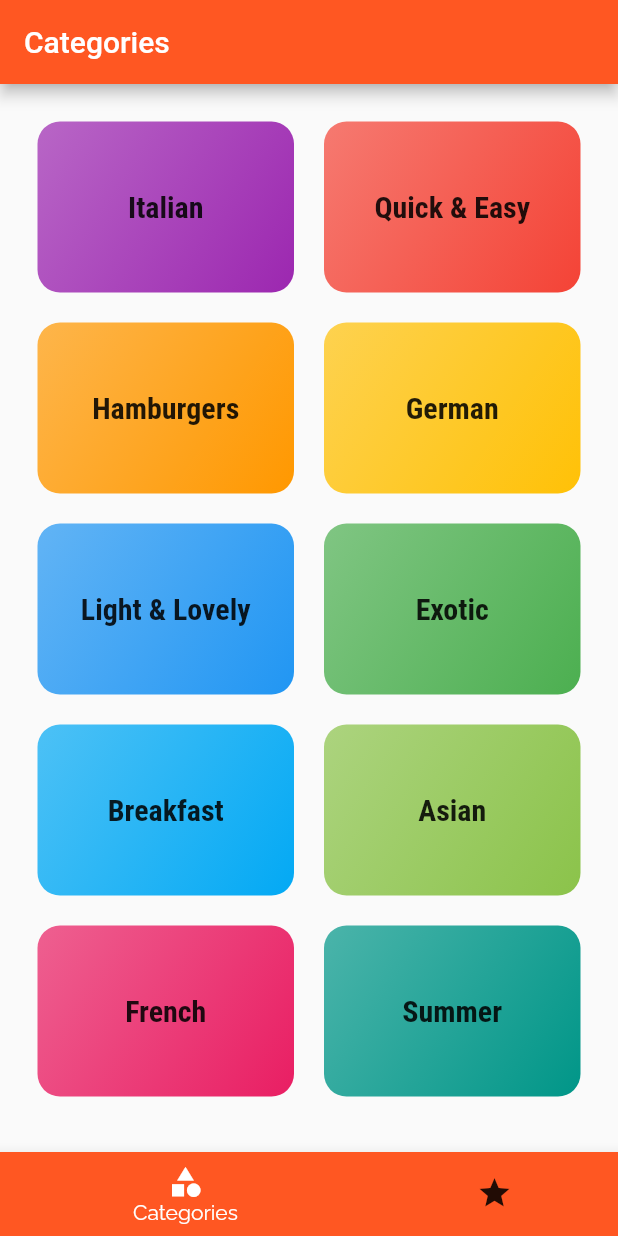
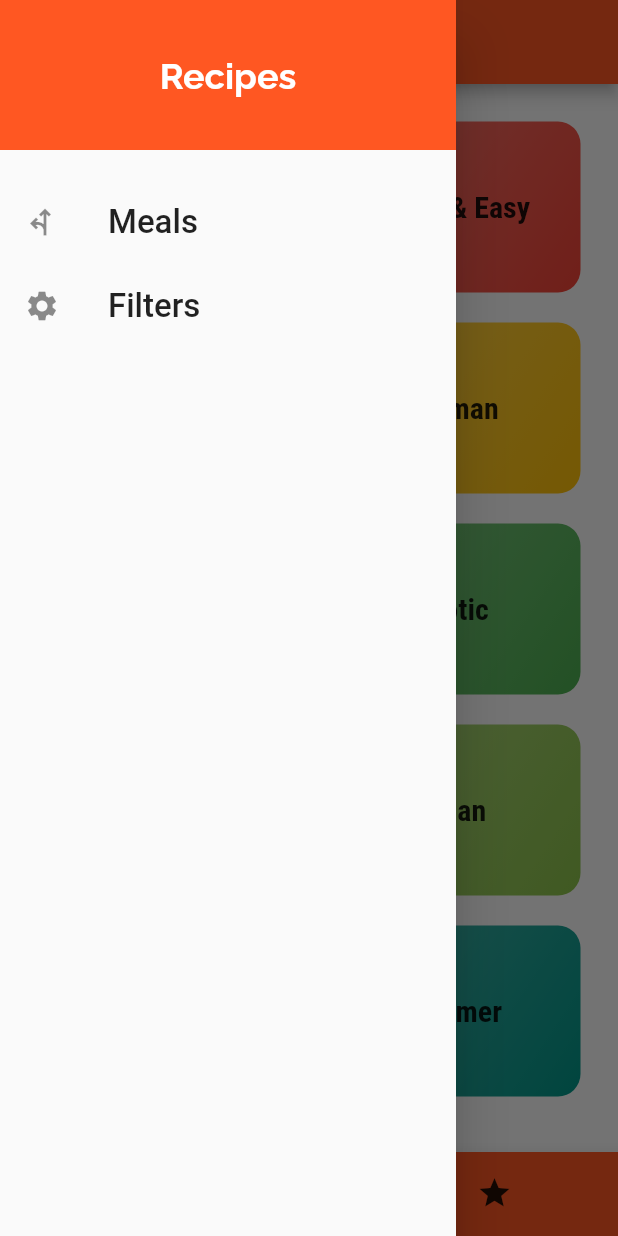
Before and after one commit to Regis-Ntwari/recipes, a Flutter app: the screen it shows after launch, with the side drawer open (before the commit the screen has no drawer), on a phone screen of 412 x 824 dp. Run offline on Flutter 3.47's test engine with Material 2 defaults, Android fonts, the phone set to English and light mode, and no system bars.

Commit message:
add drawer on screens

```diff
--- a/lib/main.dart
+++ b/lib/main.dart
@@ -1,5 +1,6 @@
 import 'package:flutter/material.dart';
 
+import './screens/filter_screen.dart';
 import './screens/tabs_screen.dart';
 import './screens/meal_detail_screen.dart';
 import './screens/category_meals_screen.dart';
@@ -32,6 +33,7 @@ class MyApp extends StatelessWidget {
       routes: {
         CategoryMeals.routeName: (context) => const CategoryMeals(),
         MealDetail.routeName: (context) => const MealDetail(),
+        FilterScreen.routeName: (context) => const FilterScreen(),
       },
       onUnknownRoute: (settings) {
         return MaterialPageRoute(
--- a/lib/screens/category_meals_screen.dart
+++ b/lib/screens/category_meals_screen.dart
@@ -17,7 +17,8 @@ class CategoryMeals extends StatelessWidget {
     final categoryMeals = DUMMY_MEALS.where((recipe) {
       return recipe.categories.contains(categoryId);
     }).toList();
-    return Scaffold(
+    return SafeArea(
+      child: Scaffold(
         appBar: AppBar(
             title: Text(
           categoryTitle!,
@@ -34,6 +35,7 @@ class CategoryMeals extends StatelessWidget {
           },
           itemCount: categoryMeals.length,
         ),
+      ),
     );
   }
 }
--- a/lib/screens/tabs_screen.dart
+++ b/lib/screens/tabs_screen.dart
@@ -2,6 +2,8 @@ import 'package:flutter/material.dart';
 
 import './categories_screen.dart';
 import './favorites_screen.dart';
+
+import '../widgets/drawer_side.dart';
 
 class TabsScreen extends StatefulWidget {
   const TabsScreen({super.key});
@@ -26,8 +28,10 @@ class _TabsScreenState extends State<TabsScreen> {
 
   @override
   Widget build(BuildContext context) {
-    return Scaffold(
+    return SafeArea(
+      child: Scaffold(
         appBar: AppBar(title: _screens[_selectedPageIndex]['title'] as Widget),
+        drawer: const DrawerSide(),
         body: _screens[_selectedPageIndex]['page'] as Widget,
         bottomNavigationBar: BottomNavigationBar(
             backgroundColor: Colors.deepOrange,
@@ -46,6 +50,7 @@ class _TabsScreenState extends State<TabsScreen> {
                   icon: Icon(Icons.star),
                   label: 'Favorites')
             ]),
+      ),
     );
   }
 }
--- /dev/null
+++ b/lib/widgets/drawer_side.dart
@@ -0,0 +1,44 @@
+import 'package:flutter/material.dart';
+
+import '../screens/filter_screen.dart';
+
+class DrawerSide extends StatelessWidget {
+  const DrawerSide({super.key});
+
+  Widget buildListTile(String title, IconData icon, Function() tapHandler) {
+    return ListTile(
+      leading: Icon(icon, size: 24),
+      title: Text(title, style: const TextStyle(fontSize: 22)),
+      onTap: tapHandler,
+    );
+  }
+
+  @override
+  Widget build(BuildContext context) {
+    return Drawer(
+        child: Column(
+      children: [
+        Container(
+          padding: const EdgeInsets.all(20),
+          alignment: Alignment.center,
+          color: Colors.deepOrange,
+          height: 100,
+          child: const Text(
+            'Recipes',
+            style: TextStyle(
+                fontSize: 24, fontWeight: FontWeight.w700, color: Colors.white),
+          ),
+        ),
+        const SizedBox(
+          height: 20,
+        ),
+        buildListTile('Meals', Icons.fork_left, () {
+          Navigator.of(context).pushReplacementNamed("/");
+        }),
+        buildListTile('Filters', Icons.settings, () {
+          Navigator.of(context).pushReplacementNamed(FilterScreen.routeName);
+        })
+      ],
+    ));
+  }
+}
```
Also changed, not shown: lib/screens/filter_screen.dart (added, +19 -0 lines), lib/screens/meal_detail_screen.dart (+5 -3 lines). Lines whose indentation alone changed are shown as unchanged.
